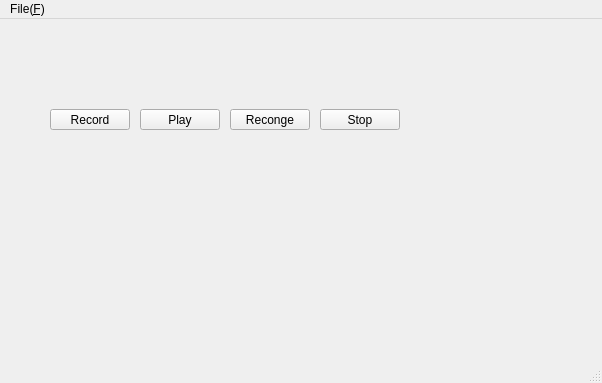
The window that mainwindow.ui (Leo-Lionni/Jarvis) describes before a commit, drawn with Qt 5.
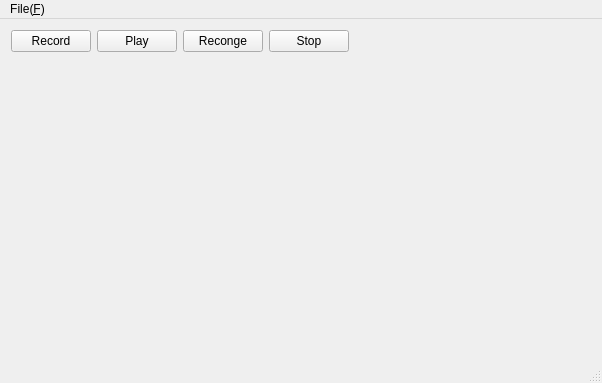
The same window after the commit.

What changed in the file:
```diff
--- a/mainwindow.ui
+++ b/mainwindow.ui
@@ -14,58 +14,52 @@
    <string>MainWindow</string>
   </property>
   <widget class="QWidget" name="centralWidget">
+   <layout class="QGridLayout" name="gridLayout">
+    <item row="0" column="0">
    <widget class="QPushButton" name="pushButtonRecord">
-    <property name="geometry">
-     <rect>
-      <x>50</x>
-      <y>90</y>
-      <width>80</width>
-      <height>21</height>
-     </rect>
-    </property>
     <property name="text">
      <string>Record</string>
     </property>
    </widget>
+    </item>
+    <item row="0" column="1">
    <widget class="QPushButton" name="pushButtonPlay">
-    <property name="geometry">
-     <rect>
-      <x>140</x>
-      <y>90</y>
-      <width>80</width>
-      <height>21</height>
-     </rect>
-    </property>
     <property name="text">
      <string>Play</string>
     </property>
    </widget>
+    </item>
+    <item row="0" column="2">
    <widget class="QPushButton" name="pushButtonRcon">
-    <property name="geometry">
-     <rect>
-      <x>230</x>
-      <y>90</y>
-      <width>80</width>
-      <height>21</height>
-     </rect>
-    </property>
     <property name="text">
      <string>Reconge</string>
     </property>
    </widget>
+    </item>
+    <item row="0" column="3">
    <widget class="QPushButton" name="pushButtonStop">
-    <property name="geometry">
-     <rect>
-      <x>320</x>
-      <y>90</y>
-      <width>80</width>
-      <height>21</height>
-     </rect>
-    </property>
     <property name="text">
      <string>Stop</string>
     </property>
    </widget>
+    </item>
+    <item row="0" column="4">
+     <spacer name="horizontalSpacer">
+      <property name="orientation">
+       <enum>Qt::Horizontal</enum>
+      </property>
+      <property name="sizeHint" stdset="0">
+       <size>
+        <width>40</width>
+        <height>20</height>
+       </size>
+      </property>
+     </spacer>
+    </item>
+    <item row="1" column="0" colspan="5">
+     <widget class="QWidget" name="widget" native="true"/>
+    </item>
+   </layout>
   </widget>
   <widget class="QMenuBar" name="menuBar">
    <property name="geometry">
```
Left out of the diff: 2 changed lines with no effect on the pictures. Lines whose indentation alone changed are shown as unchanged.
